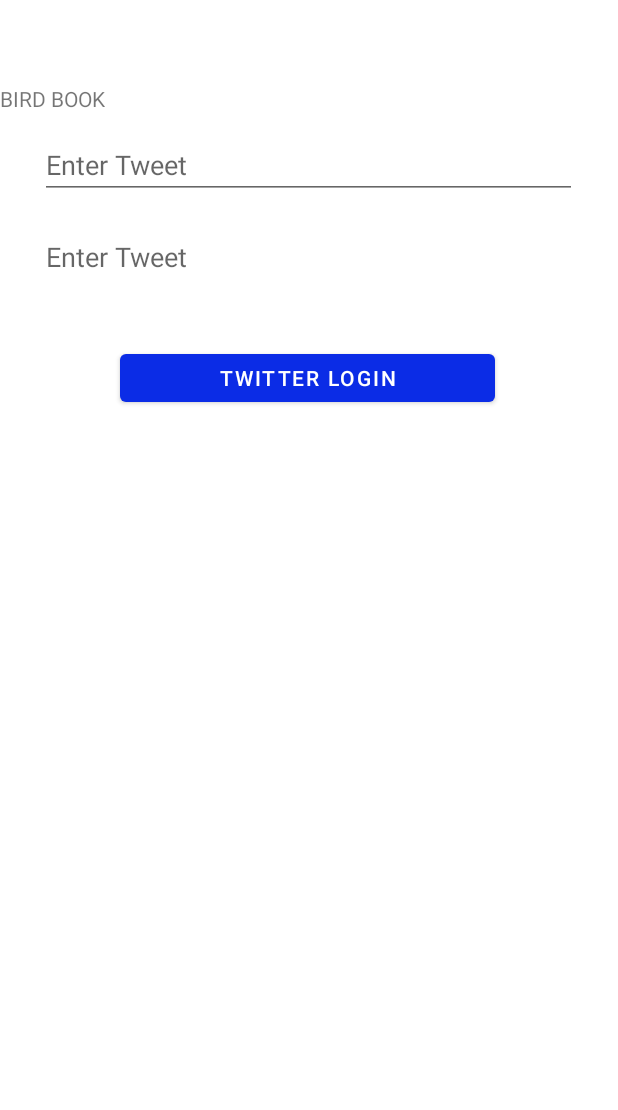
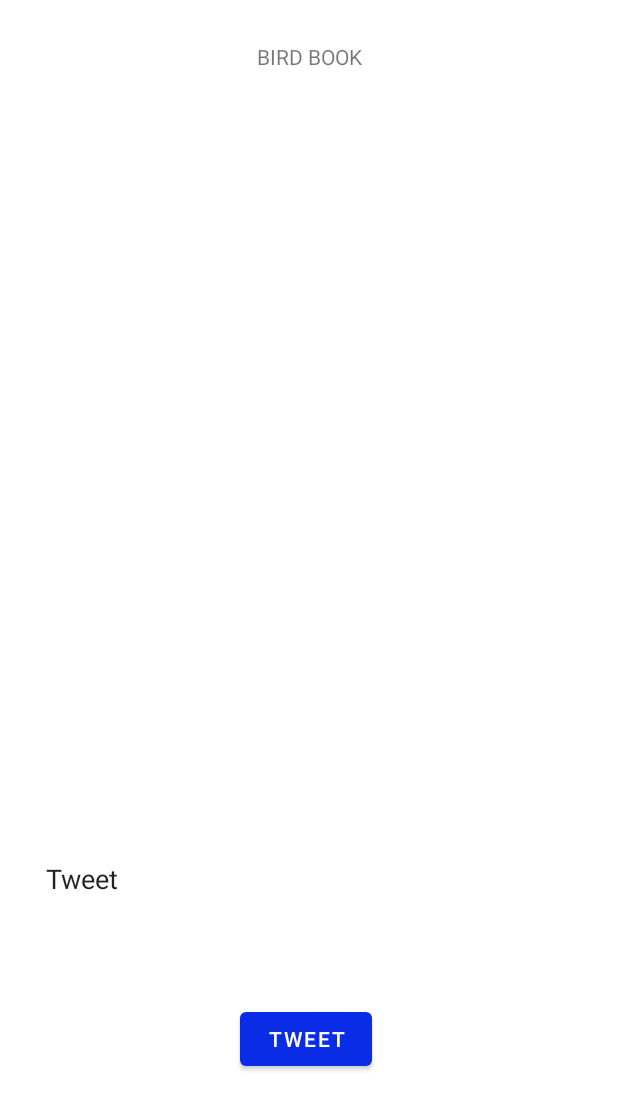
Before and after one commit to NBMavs/Tweeter, an Android app: the BirdBookActivity screen opened directly, with no data from a screen before it, on a phone screen of 412 x 824 dp. Shown: the top 1110 px of the screen. Run offline under Robolectric (Android 15) with nearby library versions, the light colour scheme and no system bars; our stand-ins replace Firebase (no records; nobody signed in at launch, a user with empty details on screens opened directly); Roboto replaces fonts that are not available here.

Commit message:
Twitter Authenticate / Tweet
Signed-off-by: Nicholas Baum <nicholas,baum@mavs.uta.edu>

```diff
--- a/app/src/main/res/layout/bird_book.xml
+++ b/app/src/main/res/layout/bird_book.xml
@@ -6,52 +6,44 @@
     android:layout_width="match_parent"
     android:layout_height="match_parent">
 
+    <!--Twitter Login Button-->
+
     <EditText
-        android:id="@+id/editTextTwitterPassword"
+        android:id="@+id/editTextTweet"
         android:layout_width="358dp"
-        android:layout_height="0dp"
+        android:layout_height="133dp"
         android:layout_marginStart="24dp"
-        android:layout_marginTop="16dp"
+        android:layout_marginTop="472dp"
         android:layout_marginEnd="24dp"
         android:ems="10"
-        android:hint="Enter Tweet"
+        android:hint="Tweet"
         android:inputType="textPersonName"
+        android:text="Tweet"
+        android:visibility="visible"
         app:layout_constraintEnd_toEndOf="parent"
         app:layout_constraintHorizontal_bias="0.4"
         app:layout_constraintStart_toStartOf="parent"
-        app:layout_constraintTop_toBottomOf="@+id/editTextTwitterLogin" />
-
-    <EditText
-        android:id="@+id/editTextTwitterLogin"
-        android:layout_width="358dp"
-        android:layout_height="0dp"
-        android:layout_marginStart="24dp"
-        android:layout_marginTop="12dp"
-        android:layout_marginEnd="24dp"
-        android:ems="10"
-        android:hint="Enter Tweet"
-        android:inputType="textPersonName"
-        app:layout_constraintEnd_toEndOf="parent"
-        app:layout_constraintHorizontal_bias="0.4"
-        app:layout_constraintStart_toStartOf="parent"
-        app:layout_constraintTop_toBottomOf="@+id/textView3" />
+        app:layout_constraintTop_toBottomOf="@+id/textView3"
+        tools:visibility="visible" />
 
     <TextView
         android:id="@+id/textView3"
         android:layout_width="wrap_content"
         android:layout_height="wrap_content"
-        android:layout_marginTop="56dp"
+        android:layout_marginTop="28dp"
         android:text="BIRD BOOK"
-        app:layout_constraintTop_toTopOf="parent"
-        tools:layout_editor_absoluteX="170dp" />
+        app:layout_constraintEnd_toEndOf="parent"
+        app:layout_constraintStart_toStartOf="parent"
+        app:layout_constraintTop_toTopOf="parent" />
 
     <Button
-        android:id="@+id/buttonTwitterLogin"
-        android:layout_width="250dp"
-        android:layout_height="44dp"
-        android:layout_marginStart="80dp"
-        android:layout_marginTop="36dp"
-        android:text="Twitter Login"
+        android:id="@+id/buttonIntentTweet"
+        android:layout_width="wrap_content"
+        android:layout_height="wrap_content"
+        android:layout_marginStart="160dp"
+        android:layout_marginTop="16dp"
+        android:text="Tweet"
         app:layout_constraintStart_toStartOf="parent"
-        app:layout_constraintTop_toBottomOf="@+id/editTextTwitterPassword" />
+        app:layout_constraintTop_toBottomOf="@+id/editTextTweet"
+        tools:text="Tweet" />
 </androidx.constraintlayout.widget.ConstraintLayout>
```
Also changed, not shown: app/build.gradle (+6 -2 lines), app/src/main/java/com/example/tweeter_v1/BirdBookActivity.kt (+98 -42 lines), app/src/main/java/com/example/tweeter_v1/TwitterConstants.kt (added, +7 -0 lines), app/src/main/java/com/example/tweeter_v1/UserMenu.kt (+174 -3 lines), app/src/main/res/layout/user_menu.xml (+16 -7 lines), app/src/main/res/values/strings.xml (+7 -0 lines).
